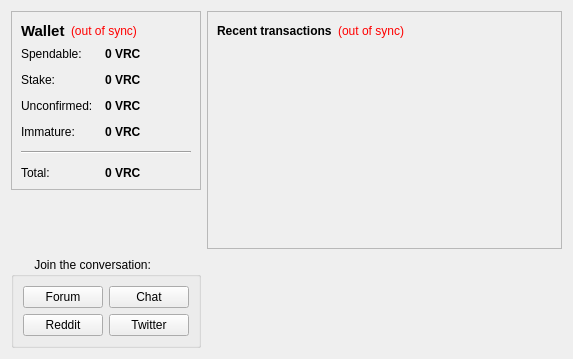
Old version of the form src/qt/forms/overviewpage.ui in the repository aidy813/master.
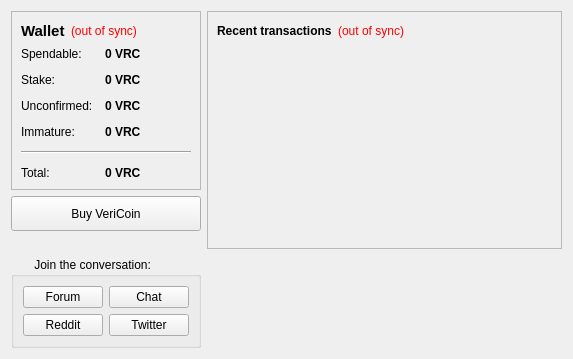
New version of the form. Icons and pictures are not drawn.

Diff of the .ui file:
```diff
--- a/src/qt/forms/overviewpage.ui
+++ b/src/qt/forms/overviewpage.ui
@@ -237,6 +237,29 @@
        </layout>
       </widget>
      </item>
+     <item>
+      <widget class="QPushButton" name="buyVeriCoin">
+       <property name="minimumSize">
+        <size>
+         <width>0</width>
+         <height>35</height>
+        </size>
+       </property>
+       <property name="text">
+        <string>Buy VeriCoin</string>
+       </property>
+       <property name="icon">
+        <iconset resource="../bitcoin.qrc">
+         <normaloff>:/icons/overview</normaloff>:/icons/overview</iconset>
+       </property>
+       <property name="autoRepeat">
+        <bool>false</bool>
+       </property>
+       <property name="flat">
+        <bool>false</bool>
+       </property>
+      </widget>
+     </item>
      <item>
       <spacer name="verticalSpacer">
        <property name="orientation">
```
Left out of the diff: 4 changed lines with no effect on the pictures.
